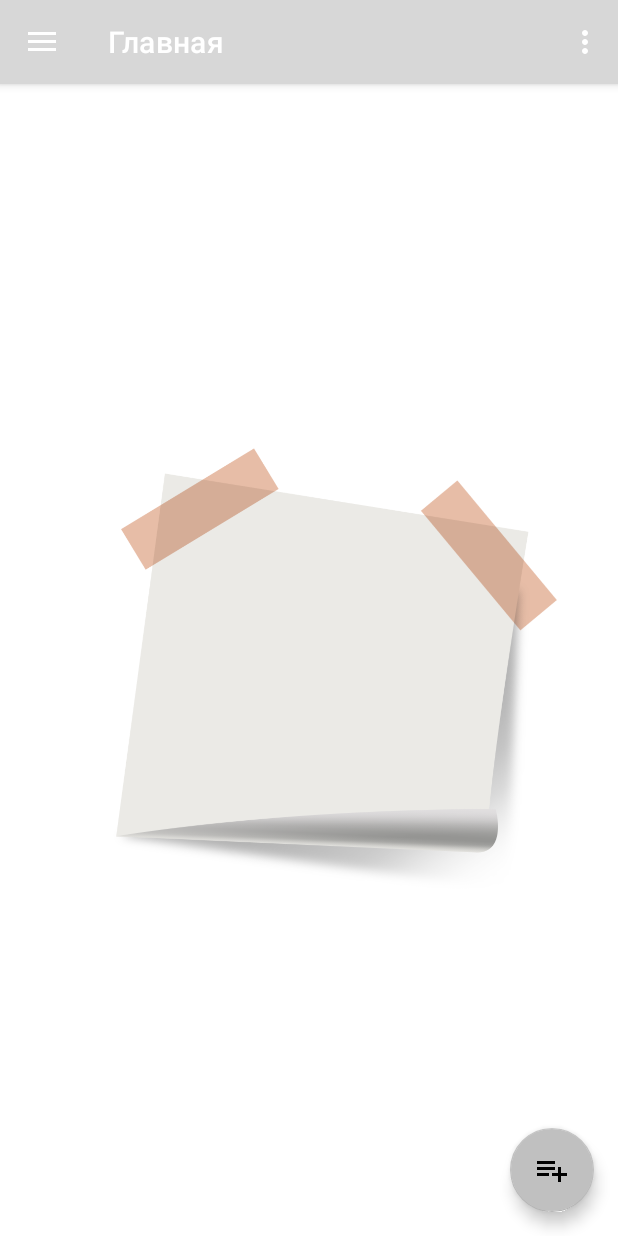
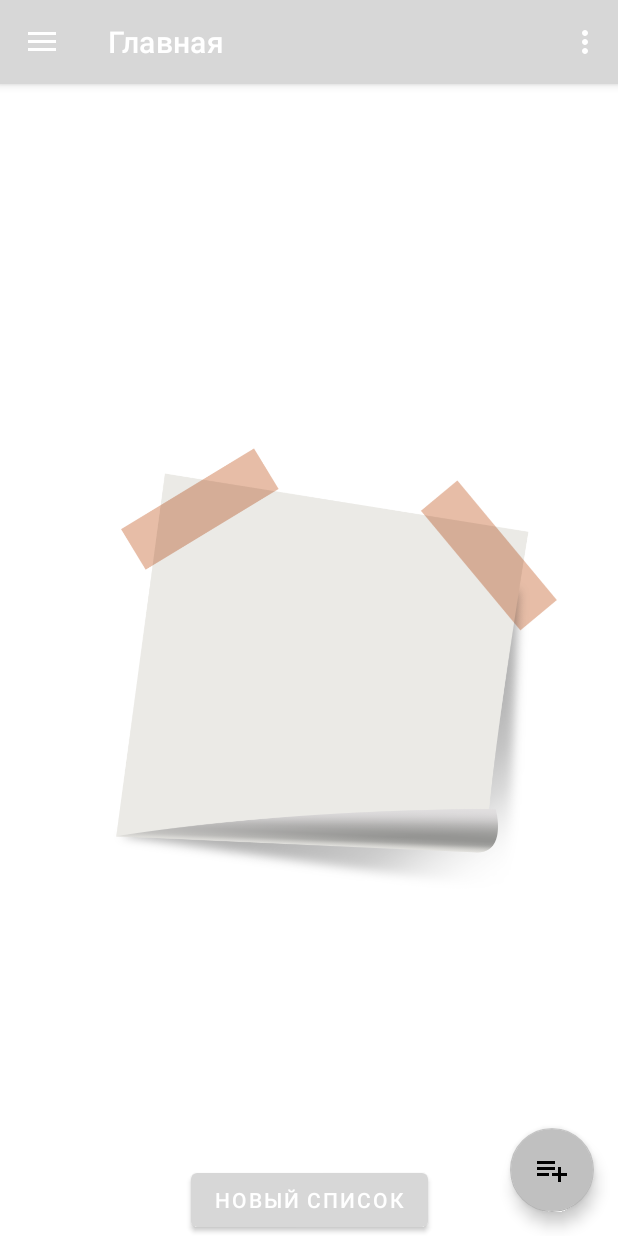
Before and after one commit to progamer75/ShoppingList, an Android app: the screen it shows after launch (MainActivity), on a phone screen of 412 x 824 dp. Run offline under Robolectric (Android 15) with nearby library versions, the light colour scheme and no system bars; our stand-ins replace Room's generated code, data binding, navigation-ui.

Commit message:
onAddButton не срабатывает

```diff
--- a/app/src/main/java/com/mobiledeos/shoppinglist/data/Repository.kt
+++ b/app/src/main/java/com/mobiledeos/shoppinglist/data/Repository.kt
@@ -14,7 +14,7 @@ object Repository {
      *
      * @return возвращает ShoppingList или null, если возникла ошибка.
      */
-    suspend fun createList(context: Context, listName: String, listDescription: String): ShoppingList? {
+    suspend fun addList(context: Context, listName: String, listDescription: String = ""): ShoppingList? {
         val list = ShoppingList(
             name = listName,
             description = listDescription
--- a/app/src/main/java/com/mobiledeos/shoppinglist/ui/home/HomeFragment.kt
+++ b/app/src/main/java/com/mobiledeos/shoppinglist/ui/home/HomeFragment.kt
@@ -5,6 +5,7 @@ import android.view.LayoutInflater
 import android.view.View
 import android.view.ViewGroup
 import androidx.fragment.app.Fragment
+import androidx.lifecycle.Observer
 import androidx.lifecycle.ViewModelProvider
 import androidx.recyclerview.widget.LinearLayoutManager
 import com.mobiledeos.shoppinglist.databinding.FragmentHomeBinding
@@ -22,8 +23,11 @@ class HomeFragment : Fragment() {
         container: ViewGroup?,
         savedInstanceState: Bundle?
     ): View {
+        val application = requireNotNull(activity).application
+        val viewModelFactory = HomeViewModelFactory(application)
+
         val homeViewModel =
-            ViewModelProvider(this).get(HomeViewModel::class.java)
+            ViewModelProvider(this, viewModelFactory).get(HomeViewModel::class.java)
 
         _binding = FragmentHomeBinding.inflate(inflater, container, false)
         val root: View = binding.root
@@ -39,6 +43,12 @@ class HomeFragment : Fragment() {
         listsRV.layoutManager = LinearLayoutManager(activity)
         //listsRV.addItemDecoration(ListsItemDecoration())
 
+        homeViewModel.lists.observe(viewLifecycleOwner, Observer {
+            it?.let{
+                listsAdapter.submitList(it)
+            }
+        })
+
         //binding.lifecycleOwner = this
 
         return root
--- a/app/src/main/java/com/mobiledeos/shoppinglist/ui/home/HomeViewModel.kt
+++ b/app/src/main/java/com/mobiledeos/shoppinglist/ui/home/HomeViewModel.kt
@@ -1,13 +1,47 @@
 package com.mobiledeos.shoppinglist.ui.home
 
-import androidx.lifecycle.LiveData
-import androidx.lifecycle.MutableLiveData
-import androidx.lifecycle.ViewModel
+import android.app.Application
+import android.util.Log
+import androidx.lifecycle.*
+import com.mobiledeos.shoppinglist.data.Repository
+import com.mobiledeos.shoppinglist.data.ShoppingList
+import kotlinx.coroutines.launch
 
-class HomeViewModel : ViewModel() {
+const val TAG = "HomeViewModel"
 
-    private val _text = MutableLiveData<String>().apply {
-        value = "This is home Fragment"
+class HomeViewModel(application: Application) : AndroidViewModel(application) {
+    private val _lists = MutableLiveData<List<ShoppingList>>()
+    val lists: LiveData<List<ShoppingList>> = _lists
+
+    private val context = application
+
+    init {
+        refreshList()
     }
-    val text: LiveData<String> = _text
+
+    fun refreshList() {
+        viewModelScope.launch {
+            val l = Repository.getLists(context)
+            Log.i(TAG, "${l.size}")
+            _lists.value = l
+        }
+    }
+
+    fun onAddButton() {
+        viewModelScope.launch {
+            val sl = Repository.addList(context, "Новый список")
+            Log.i(TAG, "${sl?.name}")
+        }
+        refreshList() //может быть надо будет добавить LiveData в ShoppingListRoom чтобы не обновлять
+    }
 }
+
+class HomeViewModelFactory(private val application: Application) : ViewModelProvider.Factory {
+    @Suppress("unchecked_cast")
+    override fun <T : ViewModel> create(modelClass: Class<T>): T {
+        if (modelClass.isAssignableFrom(HomeViewModel::class.java)) {
+            return HomeViewModel(application) as T
+        }
+        throw IllegalArgumentException("Unknown ViewModel class")
+    }
+}
--- a/app/src/main/res/layout/fragment_home.xml
+++ b/app/src/main/res/layout/fragment_home.xml
@@ -4,7 +4,9 @@
     xmlns:tools="http://schemas.android.com/tools">
 
     <data>
-
+        <variable
+            name="vm"
+            type="com.mobiledeos.shoppinglist.ui.home.HomeViewModel" />
     </data>
 
     <androidx.constraintlayout.widget.ConstraintLayout
@@ -30,5 +32,17 @@
             app:layout_constraintTop_toTopOf="parent"
             app:layout_constraintStart_toStartOf="parent" />
 
+        <Button
+            android:id="@+id/button2"
+            android:layout_width="wrap_content"
+            android:layout_height="wrap_content"
+            android:text="Новый список"
+            app:layout_constraintBottom_toBottomOf="parent"
+            app:layout_constraintEnd_toEndOf="parent"
+            app:layout_constraintStart_toStartOf="parent"
+            android:clickable="true"
+            android:onClick="@{()->vm.onAddButton()}"
+            />
+
     </androidx.constraintlayout.widget.ConstraintLayout>
 </layout>
```
